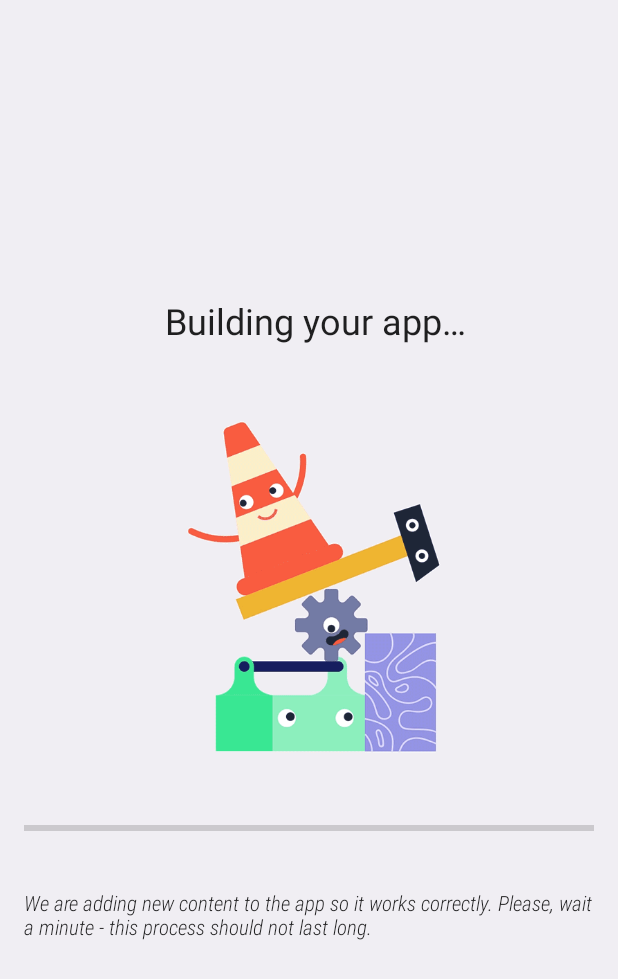
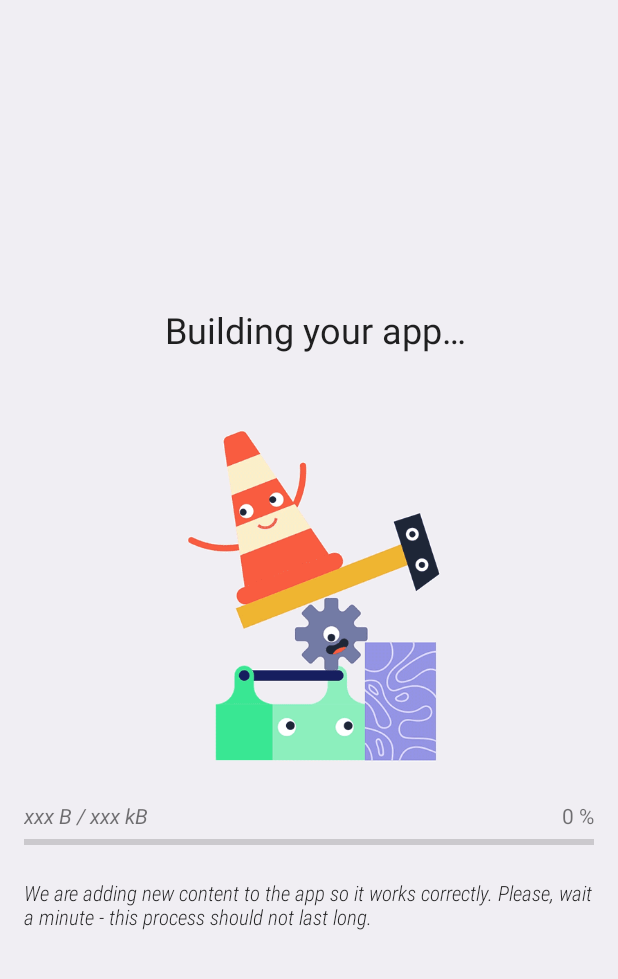
Before and after one commit to Javinator9889/Handwashing-reminder, an Android app: the layout dynamic_content_pb.xml on its own in the app's theme, with its tools: preview values and no code run, on a phone screen of 412 x 824 dp. Shown: the top 979 px of the screen. Run offline under Robolectric (Android 15) with nearby library versions, the phone set to English and light mode, and no system bars; Roboto replaces fonts that are not available here.

Commit message:
Download progress for dynamic modules and removed unused sources

```diff
--- a/app/build.gradle
+++ b/app/build.gradle
@@ -26,7 +26,7 @@ android {
         applicationId "com.javinator9889.handwashingreminder"
         minSdkVersion 17
         targetSdkVersion 29
-        versionCode 32
+        versionCode 33
         versionName "1.0"
         multiDexEnabled true
 
@@ -57,7 +57,7 @@ android {
     }
     dexOptions {
         preDexLibraries true
-        javaMaxHeapSize "4G"
+        javaMaxHeapSize "1G"
     }
     dynamicFeatures = [":appintro"]
 
--- a/app/src/main/res/layout/dynamic_content_pb.xml
+++ b/app/src/main/res/layout/dynamic_content_pb.xml
@@ -1,6 +1,7 @@
 <?xml version="1.0" encoding="utf-8"?>
 <androidx.constraintlayout.widget.ConstraintLayout xmlns:android="http://schemas.android.com/apk/res/android"
     xmlns:app="http://schemas.android.com/apk/res-auto"
+    xmlns:tools="http://schemas.android.com/tools"
     android:layout_width="match_parent"
     android:layout_height="match_parent"
     android:background="#F0EEF3">
@@ -45,29 +46,53 @@
             app:layout_constraintStart_toStartOf="parent"
             app:layout_constraintTop_toBottomOf="@+id/dynamic_content_title" />
 
-        <ProgressBar
-            android:id="@+id/install_progress"
-            style="@style/Widget.AppCompat.ProgressBar.Horizontal"
+        <androidx.constraintlayout.widget.ConstraintLayout
+            android:id="@+id/constraintLayout"
             android:layout_width="0dp"
             android:layout_height="wrap_content"
             android:layout_marginStart="16dp"
-            android:layout_marginLeft="16dp"
-            android:layout_marginTop="32dp"
+            android:layout_marginTop="16dp"
             android:layout_marginEnd="16dp"
-            android:layout_marginRight="16dp"
             app:layout_constraintEnd_toEndOf="parent"
             app:layout_constraintStart_toStartOf="parent"
-            app:layout_constraintTop_toBottomOf="@+id/gifImageView" />
+            app:layout_constraintTop_toBottomOf="@+id/gifImageView">
+
+            <TextView
+                android:id="@+id/bytesInfo"
+                android:layout_width="wrap_content"
+                android:layout_height="wrap_content"
+                android:textStyle="italic"
+                app:layout_constraintBottom_toTopOf="@+id/install_progress"
+                app:layout_constraintStart_toStartOf="parent"
+                app:layout_constraintTop_toTopOf="parent"
+                tools:text="xxx B / xxx kB" />
+
+            <TextView
+                android:id="@+id/percentage"
+                android:layout_width="wrap_content"
+                android:layout_height="wrap_content"
+                app:layout_constraintBottom_toTopOf="@+id/install_progress"
+                app:layout_constraintEnd_toEndOf="parent"
+                app:layout_constraintTop_toTopOf="parent"
+                tools:text="0 %" />
+
+            <ProgressBar
+                android:id="@+id/install_progress"
+                style="@style/Widget.AppCompat.ProgressBar.Horizontal"
+                android:layout_width="0dp"
+                android:layout_height="wrap_content"
+                app:layout_constraintBottom_toBottomOf="parent"
+                app:layout_constraintEnd_toEndOf="parent"
+                app:layout_constraintStart_toStartOf="parent" />
+        </androidx.constraintlayout.widget.ConstraintLayout>
 
         <com.google.android.material.textview.MaterialTextView
             android:id="@+id/info_text"
             android:layout_width="match_parent"
             android:layout_height="wrap_content"
             android:layout_marginStart="16dp"
-            android:layout_marginLeft="16dp"
-            android:layout_marginTop="32dp"
+            android:layout_marginTop="16dp"
             android:layout_marginEnd="16dp"
-            android:layout_marginRight="16dp"
             android:fontFamily="sans-serif-condensed-light"
             android:text="@string/dynamic_module_loading_text"
             android:textAppearance="@style/TextAppearance.AppCompat.Body1"
@@ -75,7 +100,7 @@
             android:textStyle="italic"
             app:layout_constraintEnd_toEndOf="parent"
             app:layout_constraintStart_toStartOf="parent"
-            app:layout_constraintTop_toBottomOf="@+id/install_progress" />
+            app:layout_constraintTop_toBottomOf="@+id/constraintLayout" />
 
     </androidx.constraintlayout.widget.ConstraintLayout>
 
--- a/app/src/main/res/values/strings.xml
+++ b/app/src/main/res/values/strings.xml
@@ -26,4 +26,6 @@
     - this process should not last long.</string>
     <string name="dynamic_module_loading_error">Oops! Something went
         wrong 😥 - please retry the process</string>
+    <string name="done">Done</string>
+    <string name="installing">Installing…</string>
 </resources>
```
Also changed, not shown: app/src/main/java/com/javinator9889/handwashingreminder/activities/DynamicFeatureProgress.kt (+23 -1 lines), app/src/main/res/drawable/dynamic_content_loading.gif (deleted), app/src/main/res/drawable/maintenance_3.gif (deleted), app/src/main/res/drawable/maintenance_4.gif (deleted).
